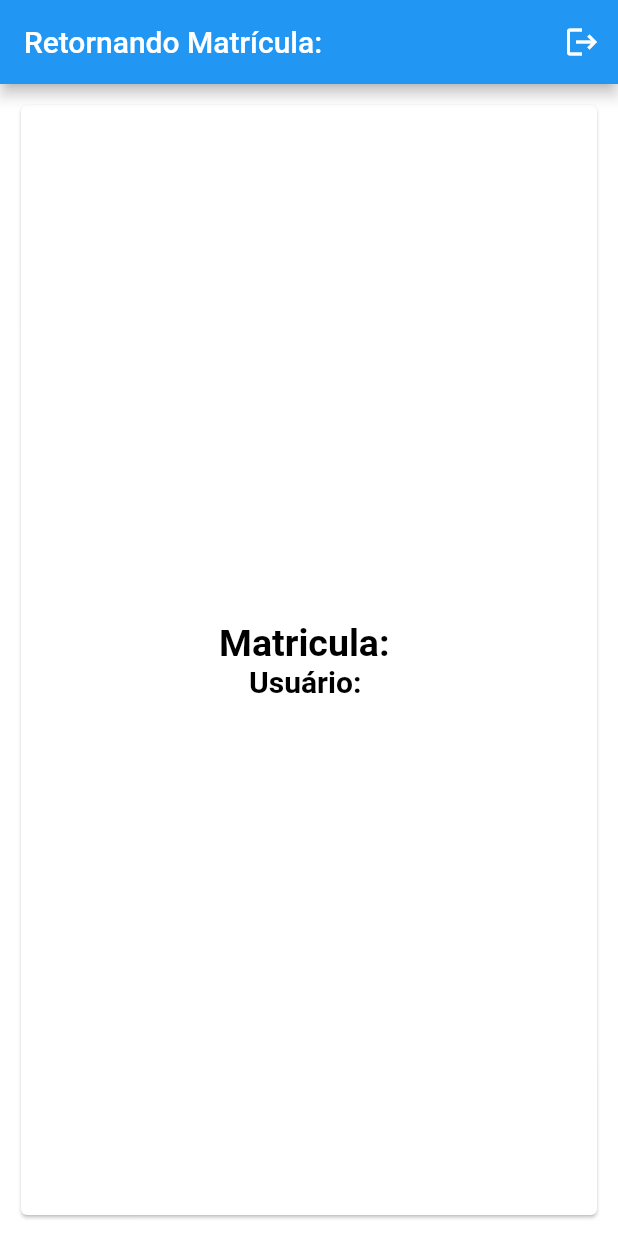
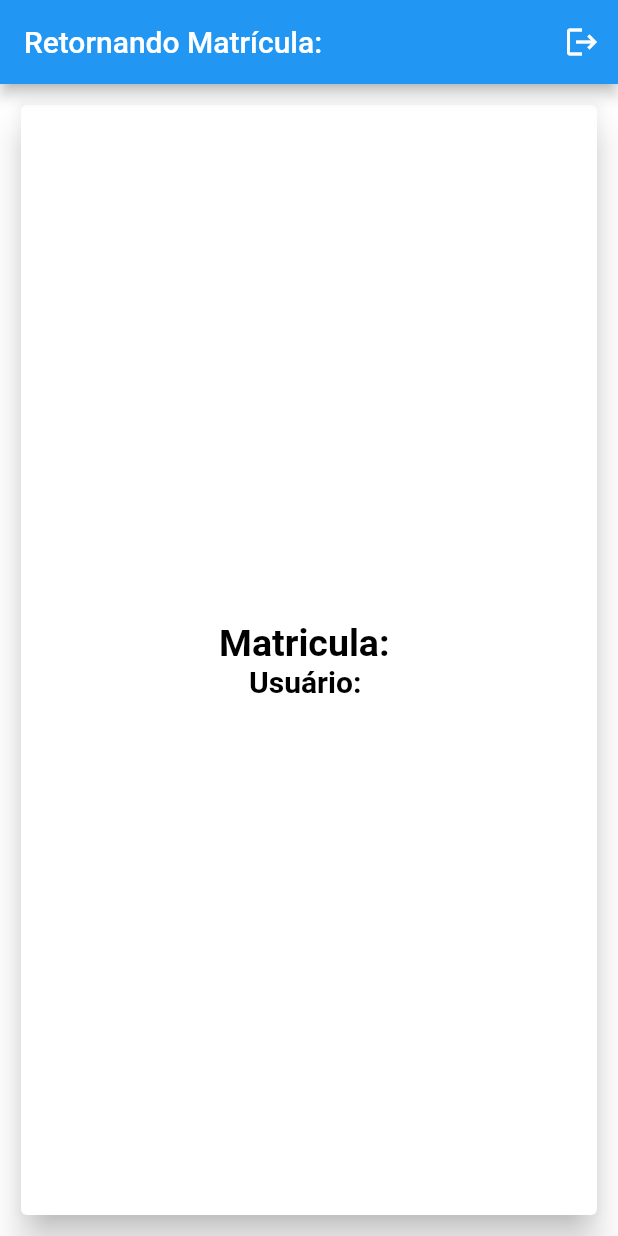
Before and after one commit to HerlintonFilho/Mobile, a Flutter app: the Index screen opened directly with empty values, on a phone screen of 412 x 824 dp. Run offline on Flutter 3.47's test engine with Material 2 defaults, Android fonts, the phone set to English and light mode, and no system bars; Roboto replaces fonts that are missing (Arial).

Commit message:
alteração

```diff
--- a/lib/index.dart
+++ b/lib/index.dart
@@ -30,8 +30,8 @@ class _indexState extends State<Index> {
         backgroundColor: Colors.white,
         body: Padding(
           padding: EdgeInsets.all(10),
-            child: Center(
           child: Card(
+            elevation: 10,
             child: Column(
                 crossAxisAlignment: CrossAxisAlignment.stretch,
                 mainAxisAlignment: MainAxisAlignment.center,
@@ -54,6 +54,6 @@ class _indexState extends State<Index> {
                   )
                 ]),
           ),
-            )));
+        ));
   }
 }
```
Lines whose indentation alone changed are shown as unchanged.
